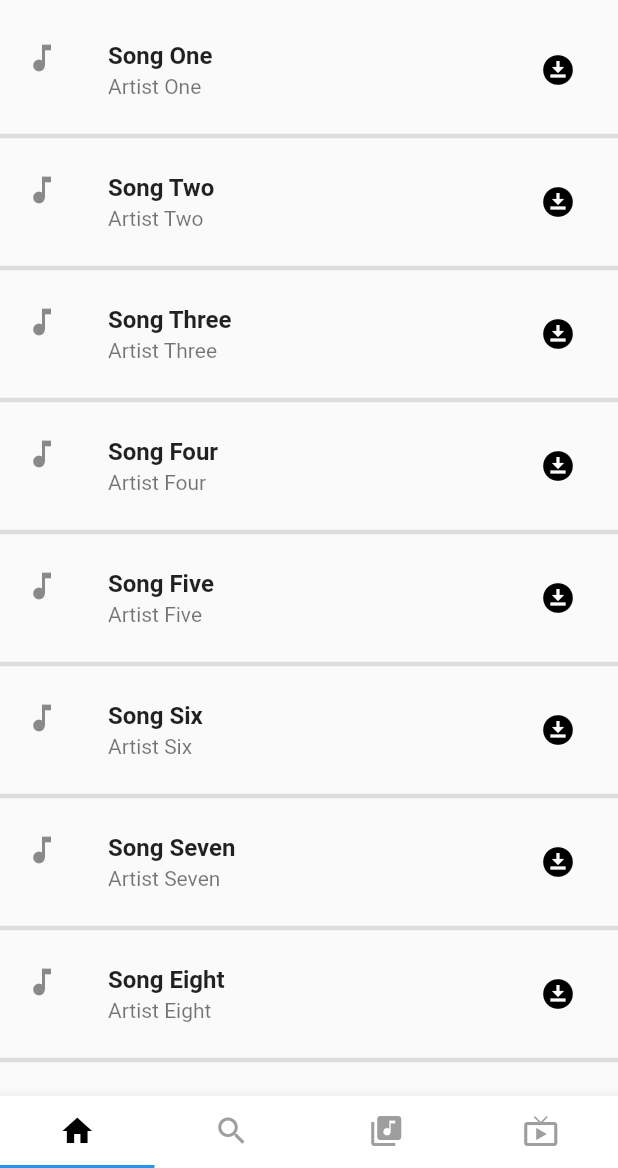
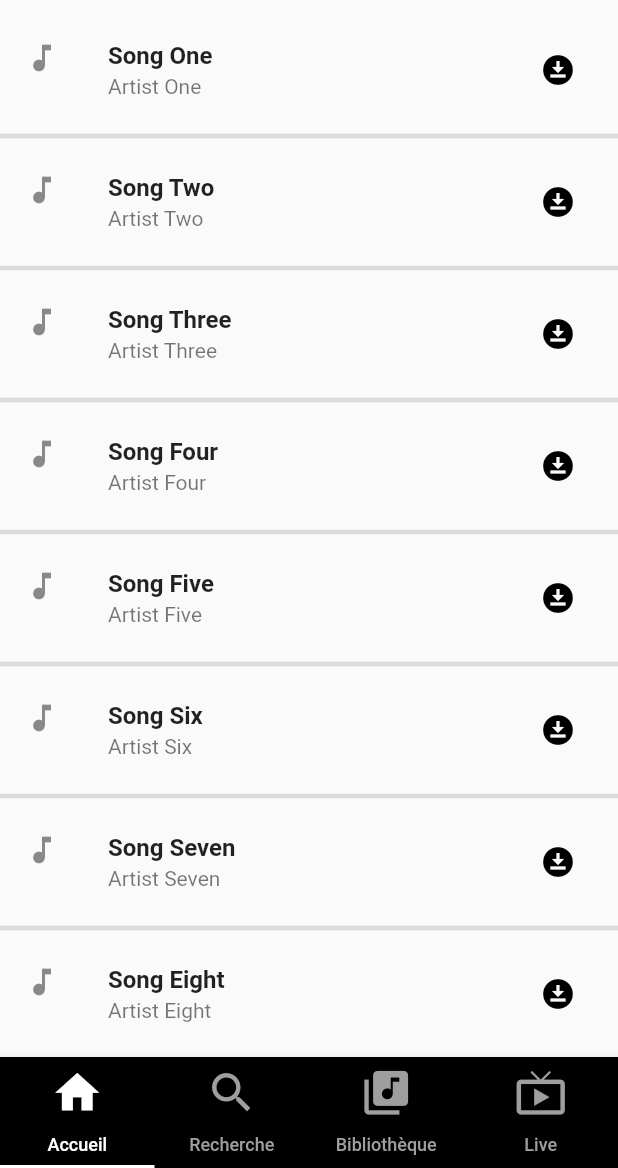
Before and after one commit to ykatakuri/ynov_m1_flutter_project, a Flutter app: the screen it shows after launch, on a phone screen of 412 x 824 dp, the part 68-1236 px from its top. Run offline on Flutter 3.47's test engine with Material 2 defaults, Android fonts, the phone set to English and light mode, and no system bars; our stand-ins replace audio_video_progress_bar, just_audio.

Commit message:
refactor: increase tab bar icon size AND add label

```diff
--- a/lib/constants/constants.dart
+++ b/lib/constants/constants.dart
@@ -9,4 +9,12 @@ class Constants {
       'https://listen.radioking.com/radio/242578/stream/286663';
 
   static double playlistBoxHeight = 300;
+
+  // Tab bar
+  static const homeText = 'Accueil';
+  static const searchText = 'Recherche';
+  static const libraryText = 'Bibliothèque';
+  static const liveText = 'Live';
+  static double tabBarIconSize = 35;
+  static double labelFontSize = 12;
 }
--- a/lib/features/home/presentation/widgets/custom_bottom_tab_bar.dart
+++ b/lib/features/home/presentation/widgets/custom_bottom_tab_bar.dart
@@ -1,5 +1,6 @@
 import 'package:flutter/material.dart';
 import 'package:stopify/constants/app_colors.dart';
+import 'package:stopify/constants/constants.dart';
 
 class CustomBottomTabBar extends StatelessWidget {
   const CustomBottomTabBar({
@@ -8,24 +9,44 @@ class CustomBottomTabBar extends StatelessWidget {
 
   @override
   Widget build(BuildContext context) {
-    return const BottomAppBar(
+    return BottomAppBar(
+      color: AppColors.primaryColor,
       child: TabBar(
         tabs: [
           Tab(
-            icon: Icon(Icons.home),
+            icon: Icon(
+              Icons.home,
+              size: Constants.tabBarIconSize,
+            ),
+            text: Constants.homeText,
           ),
           Tab(
-            icon: Icon(Icons.search),
+            icon: Icon(
+              Icons.search,
+              size: Constants.tabBarIconSize,
+            ),
+            text: Constants.searchText,
           ),
           Tab(
-            icon: Icon(Icons.library_music),
+            icon: Icon(
+              Icons.library_music,
+              size: Constants.tabBarIconSize,
+            ),
+            text: Constants.libraryText,
           ),
           Tab(
-            icon: Icon(Icons.live_tv),
+            icon: Icon(
+              Icons.live_tv,
+              size: Constants.tabBarIconSize,
+            ),
+            text: Constants.liveText,
           ),
         ],
-        labelColor: AppColors.primaryColor,
+        labelColor: AppColors.secondaryColor,
         unselectedLabelColor: Colors.grey,
+        indicatorColor: AppColors.secondaryColor,
+        labelStyle: TextStyle(fontSize: Constants.labelFontSize),
+        labelPadding: const EdgeInsets.symmetric(horizontal: 0),
       ),
     );
   }
```
